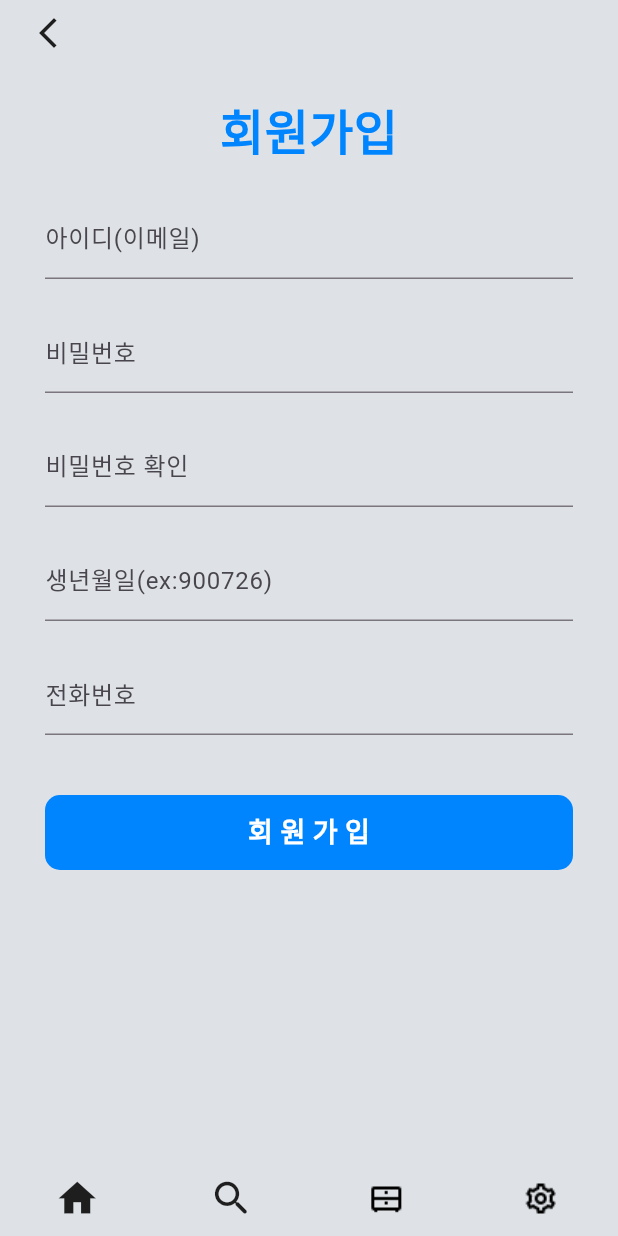
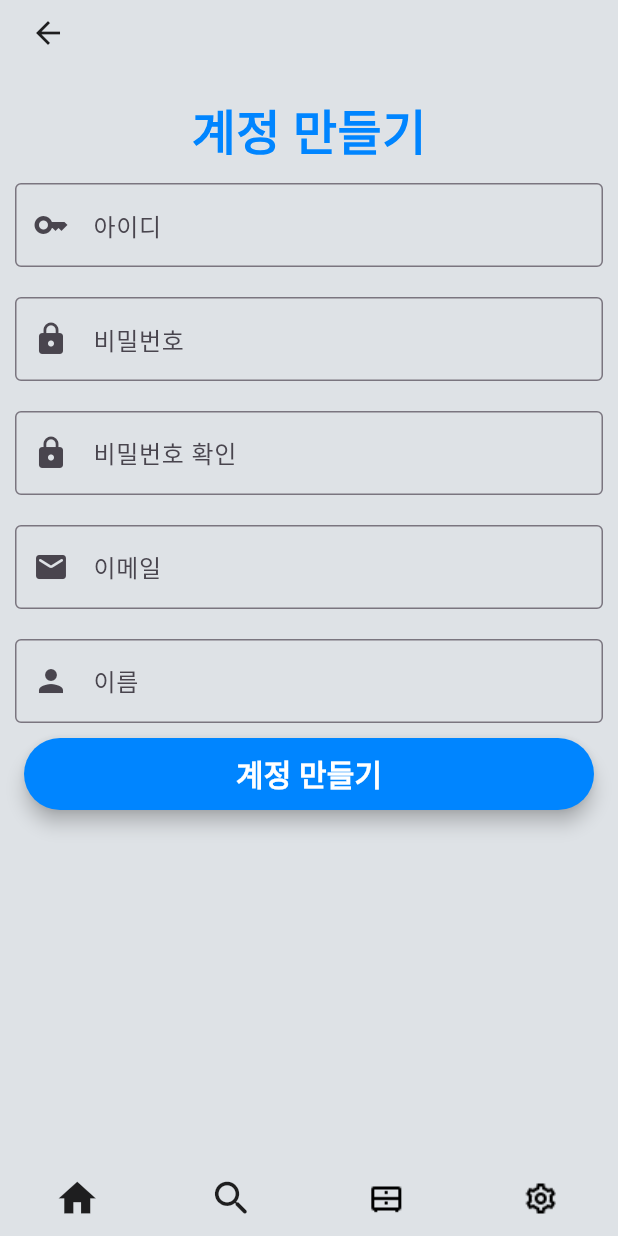
Before and after one commit to ljy3852/Trio, a Flutter app: the Membership1 screen opened directly, on a phone screen of 412 x 824 dp. Run offline on Flutter 3.47's test engine with Material 3 defaults, Android fonts, the phone set to English and light mode, and no system bars; our stand-ins replace cloud_firestore, dio, firebase_core; missing offline and left inert: kakao_flutter_sdk_user; accounts and stored records are empty; Roboto replaces fonts that are missing (Montserrat).

Commit message:
회원가입 부분 수정 완료 !

```diff
--- a/lib/main.dart
+++ b/lib/main.dart
@@ -10,8 +10,10 @@ import 'package:untitled2/bottombar/setting.dart';
 import 'package:untitled2/login/login1.dart';
 import 'package:untitled2/membership.dart';
 import 'package:untitled2/bottombar/search.dart';
+import 'firebase_options.dart';
 
-import 'firebase_options.dart';
+
+
 
 void main() async {
   // kakao login
--- a/lib/membership1.dart
+++ b/lib/membership1.dart
@@ -1,36 +1,149 @@
 import 'package:cloud_firestore/cloud_firestore.dart';
 import 'package:flutter/cupertino.dart';
 import 'package:flutter/material.dart';
+import 'package:flutter/widgets.dart';
 import 'package:untitled2/main.dart';
 import 'package:untitled2/bottombar/locker.dart';
 import 'package:untitled2/bottombar/search.dart';
 import 'package:untitled2/bottombar/setting.dart';
 
-class Membership1 extends StatelessWidget {
+class Membership1 extends StatefulWidget {
   Membership1({super.key});
 
-  final idController = TextEditingController();
-  final pwController = TextEditingController();
-  final brithController = TextEditingController();
-  final telController = TextEditingController();
+  @override
+  State<Membership1> createState() => _Membership1State();
+}
 
-  void join(String id, String pw, String brith, String tel) {
+class _Membership1State extends State<Membership1> {
+  TextStyle style = TextStyle(
+    fontFamily: 'Montserrat',
+    fontSize: 20.0);
 
-    // 유효성 체크
-    final db = FirebaseFirestore.instance;
+  TextEditingController _email = TextEditingController();
+  TextEditingController _pw = TextEditingController();
+  TextEditingController _pw2 = TextEditingController();
+  TextEditingController _name = TextEditingController();
+  TextEditingController _id = TextEditingController();
 
+  @override
+  void initState(){
+    super.initState();
+    _id = TextEditingController(text: "");
+    _pw = TextEditingController(text: "");
+    _pw2 = TextEditingController(text: "");
+    _email = TextEditingController(text: "");
+    _name = TextEditingController(text: "");
 
-    final user = {
-      "id": id,
-      "pw": pw,
-      "brith": brith,
-      "tel": tel,
-    };
-    db.collection("member").add(user);
   }
 
+  @override
+  void dispose(){
+    _id.dispose();
+    _pw.dispose();
+    _pw2.dispose();
+    _email.dispose();
+    _name.dispose();
+    super.dispose();
+  }
 
+  void join(){
+    String joinId = _id.text;
+    String joinPw = _pw.text;
+    String joinPw2 = _pw2.text;
+    String joinbr = _email.text;
+    String jointel = _name.text;
 
+    if(joinId.length >= 13){
+      showDialog(context: context, barrierDismissible: false,
+      builder: (BuildContext ctx) {
+        return AlertDialog(
+          content: Text("ID는 12자리이하 까지만 가능합니다."),
+          actions: [
+            InkWell(
+              onTap: (){
+                Navigator.of(context).pop();
+              },
+              child: Text('확인'),
+            )
+          ],
+        );
+      });
+      return;
+    } if (joinPw.length >= 13) {
+      showDialog(
+          context: context,
+          barrierDismissible: false,
+          builder: (BuildContext ctx) {
+            return AlertDialog(
+              content: Text(" 패스워드는 12자리이하 까지만 가능합니다. "),
+              actions: [
+                InkWell(
+                  onTap: () {
+                    Navigator.of(context).pop();
+                  },
+                  child: Text('확인'),
+                ),
+              ],
+            );
+          });
+      return;
+    }
+    if (joinPw2.length >= 13) {
+      showDialog(
+          context: context,
+          barrierDismissible: false,
+          builder: (BuildContext ctx) {
+            return AlertDialog(
+              content: Text(" 패스워드는 12자리이하 까지만 가능합니다. "),
+              actions: [
+                InkWell(
+                  onTap: () {
+                    Navigator.of(context).pop();
+                  },
+                  child: Text('확인'),
+                ),
+              ],
+            );
+          });
+      return;
+    }
+    if (joinbr.length >= 13) {
+      showDialog(
+          context: context,
+          barrierDismissible: false,
+          builder: (BuildContext ctx) {
+            return AlertDialog(
+              content: Text(" 패스워드는 12자리이하 까지만 가능합니다. "),
+              actions: [
+                InkWell(
+                  onTap: () {
+                    Navigator.of(context).pop();
+                  },
+                  child: Text('확인'),
+                ),
+              ],
+            );
+          });
+      return;}
+    if (jointel.length >= 13) {
+      showDialog(
+          context: context,
+          barrierDismissible: false,
+          builder: (BuildContext ctx) {
+            return AlertDialog(
+              content: Text(" 전화번호는 12자리이하 까지만 가능합니다. "),
+              actions: [
+                InkWell(
+                  onTap: () {
+                    Navigator.of(context).pop();
+                  },
+                  child: Text('확인'),
+                ),
+              ],
+            );
+          });
+      return;}
+  }
 
   @override
   Widget build(BuildContext context) {
@@ -46,7 +159,7 @@ class Membership1 extends StatelessWidget {
                 Container(
                   margin: EdgeInsets.only(left: 20, top: 10),
                   child: InkWell(
-                    child: Icon(Icons.arrow_back_ios_new),
+                    child: Icon(Icons.arrow_back),
                     onTap: () {
                       Navigator.of(context).pop(); // 현재 페이지의 상태값 context
                     },
@@ -59,7 +172,7 @@ class Membership1 extends StatelessWidget {
               child: Padding(
                 padding: const EdgeInsets.only(top: 30),
                 child: Center(
-                  child: Text("회원가입",
+                  child: Text("계정 만들기",
                     style: TextStyle(
                         fontSize: 32,
                         fontWeight: FontWeight.bold,
@@ -70,72 +183,85 @@ class Membership1 extends StatelessWidget {
               ),
             ),
 
-            Container(
-              margin: EdgeInsets.only(left: 30, top: 20, right: 30),
-              child: TextField(
-                decoration: InputDecoration(labelText: "아이디(이메일)"),
-                controller: idController,
+            Padding(
+              padding: const EdgeInsets.all(10.0),
+              child: TextFormField(
+                controller: _id,
+                validator: (value) => (value!.isEmpty) ? "아이디를 입력해 주세요" : null,
+                style: TextStyle(),
+                decoration: InputDecoration(
+                    prefixIcon: Icon(Icons.key),
+                    labelText: "아이디",
+                    border: OutlineInputBorder()),
+              ),
+            ),
+            Padding(
+              padding: const EdgeInsets.all(10.0),
+              child: TextFormField(
+                controller: _pw,
+                validator: (value) => (value!.isEmpty) ? "비밀번호를 입력해 주세요" : null,
+                style: TextStyle(),
+                decoration: InputDecoration(
+                    prefixIcon: Icon(Icons.lock),
+                    labelText: "비밀번호",
+                    border: OutlineInputBorder()),
               ),
             ),
 
-            Container(
-              margin: EdgeInsets.only(left: 30,top: 20, right: 30),
-              child: TextField(
-                decoration: InputDecoration(labelText: "비밀번호"),
-                controller: pwController,
+            Padding(
+              padding: const EdgeInsets.all(10.0),
+              child: TextFormField(
+                controller: _pw2,
+                validator: (value) => (value!.isEmpty) ? "비밀번호를 확인 해주세요" : null,
+                style: TextStyle(),
+                decoration: InputDecoration(
+                    prefixIcon: Icon(Icons.lock),
+                    labelText: "비밀번호 확인 ",
+                    border: OutlineInputBorder()),
               ),
             ),
 
-            Container(
-              margin: EdgeInsets.only(left: 30,top: 20, right: 30),
-              child: TextField(
-                decoration: InputDecoration(labelText: "비밀번호 확인"),
+            Padding(
+              padding: const EdgeInsets.all(10.0),
+              child: TextFormField(
+                controller: _email,
+                validator: (value) => (value!.isEmpty) ? "이메일를 입력해 주세요" : null,
+                style: TextStyle(),
+                decoration: InputDecoration(
+                    prefixIcon: Icon(Icons.markunread_rounded),
+                    labelText: "이메일 ",
+                    border: OutlineInputBorder()),
               ),
             ),
 
-            Container(
-              margin: EdgeInsets.only(left: 30,top: 20, right: 30),
-              child: TextField(
-                decoration: InputDecoration(labelText: "생년월일(ex:900726)"),
-                controller: brithController,
-              ),
-            ),
-
-            Container(
-              width: 200,
-              margin: EdgeInsets.only(left: 30,top: 20, right: 30),
-              child: TextField(
-                decoration: InputDecoration(labelText: "전화번호"),
-                controller: telController,
+            Padding(
+              padding: const EdgeInsets.all(10.0),
+              child: TextFormField(
+                controller: _name,
+                validator: (value) => (value!.isEmpty) ? "이름을 입력해 주세요" : null,
+                style: TextStyle(),
+                decoration: InputDecoration(
+                    prefixIcon: Icon(Icons.person),
+                    labelText: "이름 ",
+                    border: OutlineInputBorder()),
               ),
             ),
             Padding(
-              padding: const EdgeInsets.only(left: 30, top: 40, right: 30),
-              child: Container(
-                child: InkWell(
-                  onTap: () {
-                    String id = idController.text;
-                    String pw = pwController.text;
-                    String brith = brithController.text;
-                    String tel = telController.text;
-                    join(id,pw,brith,tel);
+              padding: const EdgeInsets.symmetric(horizontal: 16.0),
+              child: Material(
+                elevation: 5.0,
+                borderRadius: BorderRadius.circular(30.0),
+                color: const Color(0xff0085FF),
+                child: MaterialButton(
+                  onPressed: () {
+                    join();
                   },
-                  child: Container(
-                    decoration: BoxDecoration(
-                      borderRadius: BorderRadius.circular(10),
-                      color: const Color(0xff0085FF),
+                  child: Text(
+                    "계정 만들기",
+                    style: style.copyWith(
+                      color: Colors.white,
+                      fontWeight: FontWeight.bold,
                     ),
-                    child: Center(
-                        child: Text("회 원 가 입",
-                        style: TextStyle(
-                          fontSize: 18,
-                          fontWeight: FontWeight.bold,
-                          color: Colors.white
-                        ),
-                        ),
-                    ),
-                    width: 80,
-                    height: 50,
                   ),
                 ),
               ),
```
Also changed, not shown: flutter_web/lib/main.dart (+44 -55 lines), pubspec.lock, 1 other file.
